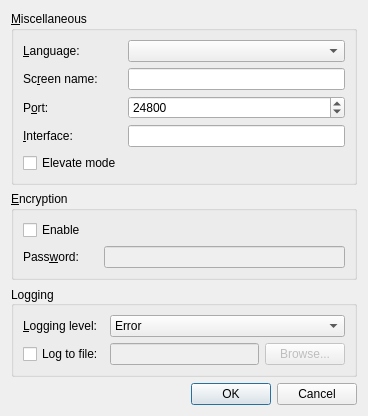
Qt form src/gui/res/SettingsDialogBase.ui (deskflow/deskflow) before a commit.
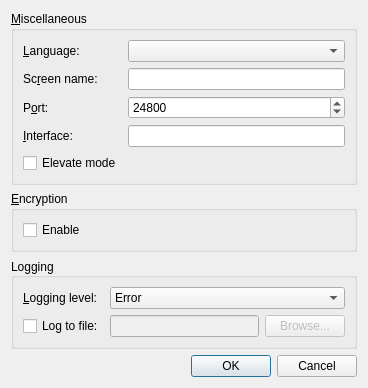
The same form after that commit.

Commit message: deleted old home brew crypto #4313

```diff
--- a/src/gui/res/SettingsDialogBase.ui
+++ b/src/gui/res/SettingsDialogBase.ui
@@ -7,7 +7,7 @@
     <x>0</x>
     <y>0</y>
     <width>368</width>
-    <height>354</height>
+    <height>377</height>
    </rect>
   </property>
   <property name="windowTitle">
@@ -142,32 +142,6 @@
       <property name="fieldGrowthPolicy">
        <enum>QFormLayout::AllNonFixedFieldsGrow</enum>
       </property>
-      <item row="1" column="0">
-       <widget class="QLabel" name="m_pLabel_23">
-        <property name="minimumSize">
-         <size>
-          <width>75</width>
-          <height>0</height>
-         </size>
-        </property>
-        <property name="text">
-         <string>Pass&amp;word:</string>
-        </property>
-        <property name="buddy">
-         <cstring>m_pLineEditCryptoPass</cstring>
-        </property>
-       </widget>
-      </item>
-      <item row="1" column="1">
-       <widget class="QLineEdit" name="m_pLineEditCryptoPass">
-        <property name="enabled">
-         <bool>false</bool>
-        </property>
-        <property name="echoMode">
-         <enum>QLineEdit::Password</enum>
-        </property>
-       </widget>
-      </item>
       <item row="0" column="0">
        <widget class="QCheckBox" name="m_pCheckBoxEnableCrypto">
         <property name="text">
```
Left out of the diff: 1 changed line with no effect on the pictures. The commit also changes 52 other files.
